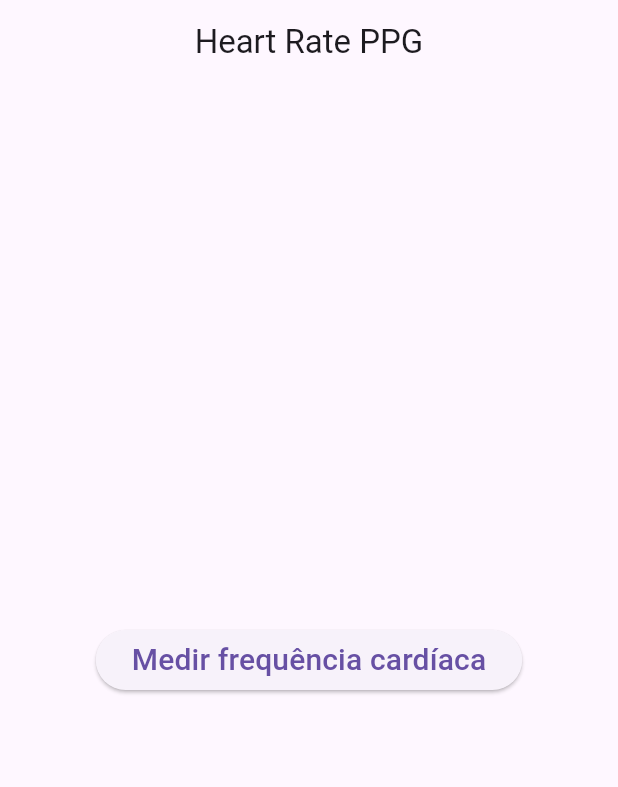
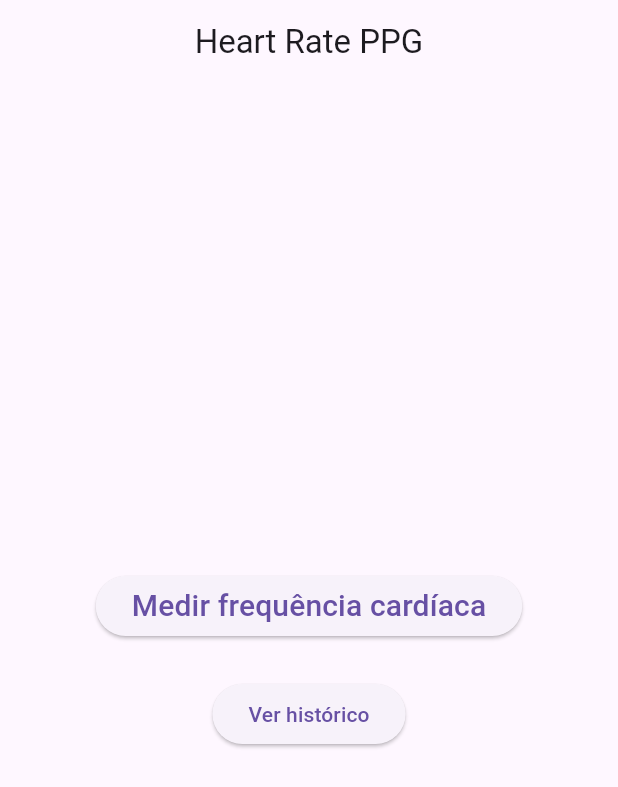
Before and after one commit to Nerdzter/heart_ppg_desafio, a Flutter app: the screen it shows after launch, on a phone screen of 412 x 824 dp. Shown: the top 787 px of the screen. Run offline on Flutter 3.47's test engine with Material 3 defaults, Android fonts, the phone set to English and light mode, and no system bars; our stand-ins replace camera, wakelock.

Commit message:
style: refatora home page com navegação para medição e histórico

```diff
--- a/lib/pages/home_page.dart
+++ b/lib/pages/home_page.dart
@@ -1,6 +1,7 @@
 import 'package:flutter/material.dart';
 import 'package:camera/camera.dart';
 import '../services/camera_service.dart';
+import 'history_page.dart';
 
 class HomePage extends StatelessWidget {
   final List<CameraDescription> cameras;
@@ -15,7 +16,10 @@ class HomePage extends StatelessWidget {
         centerTitle: true,
       ),
       body: Center(
-        child: ElevatedButton(
+        child: Column(
+          mainAxisAlignment: MainAxisAlignment.center,
+          children: [
+            ElevatedButton(
               child: const Text(
                 'Medir frequência cardíaca',
                 style: TextStyle(fontSize: 20),
@@ -33,6 +37,18 @@ class HomePage extends StatelessWidget {
                 );
               },
             ),
+            const SizedBox(height: 24),
+            ElevatedButton(
+              child: const Text('Ver histórico'),
+              onPressed: () {
+                Navigator.push(
+                  context,
+                  MaterialPageRoute(builder: (_) => const HistoryPage()),
+                );
+              },
+            ),
+          ],
+        ),
       ),
     );
   }
```
Also changed, not shown: lib/models/heart_rate_sample.dart (+11 -0 lines), lib/pages/history_page.dart (added, +53 -0 lines), lib/services/history_service.dart (added, +19 -0 lines). Lines whose indentation alone changed are shown as unchanged.
